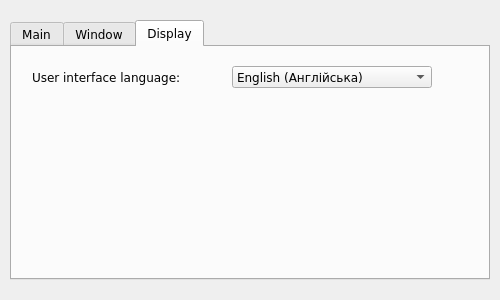
TemplateName56/Blockchain_Wallet, file client/gui/settings_form.ui: the form before one commit.
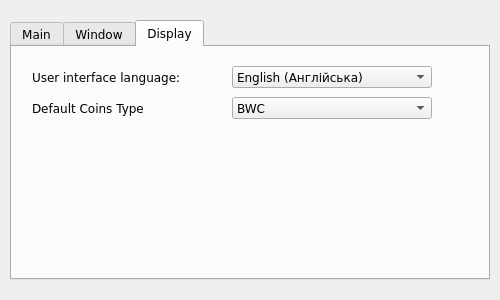
The form after the commit.

The edit to the form file:
```diff
--- a/client/gui/settings_form.ui
+++ b/client/gui/settings_form.ui
@@ -120,6 +120,50 @@
       </property>
      </item>
     </widget>
+    <widget class="QLabel" name="coinsTypeLabel">
+     <property name="geometry">
+      <rect>
+       <x>20</x>
+       <y>51</y>
+       <width>160</width>
+       <height>20</height>
+      </rect>
+     </property>
+     <property name="sizePolicy">
+      <sizepolicy hsizetype="Expanding" vsizetype="Expanding">
+       <horstretch>0</horstretch>
+       <verstretch>0</verstretch>
+      </sizepolicy>
+     </property>
+     <property name="text">
+      <string>Default Coins Type</string>
+     </property>
+    </widget>
+    <widget class="QComboBox" name="defaultCoinsTypeCB">
+     <property name="geometry">
+      <rect>
+       <x>220</x>
+       <y>50</y>
+       <width>200</width>
+       <height>22</height>
+      </rect>
+     </property>
+     <item>
+      <property name="text">
+       <string>BWC</string>
+      </property>
+     </item>
+     <item>
+      <property name="text">
+       <string>BWC N</string>
+      </property>
+     </item>
+     <item>
+      <property name="text">
+       <string>BWC Q</string>
+      </property>
+     </item>
+    </widget>
    </widget>
   </widget>
  </widget>
```
